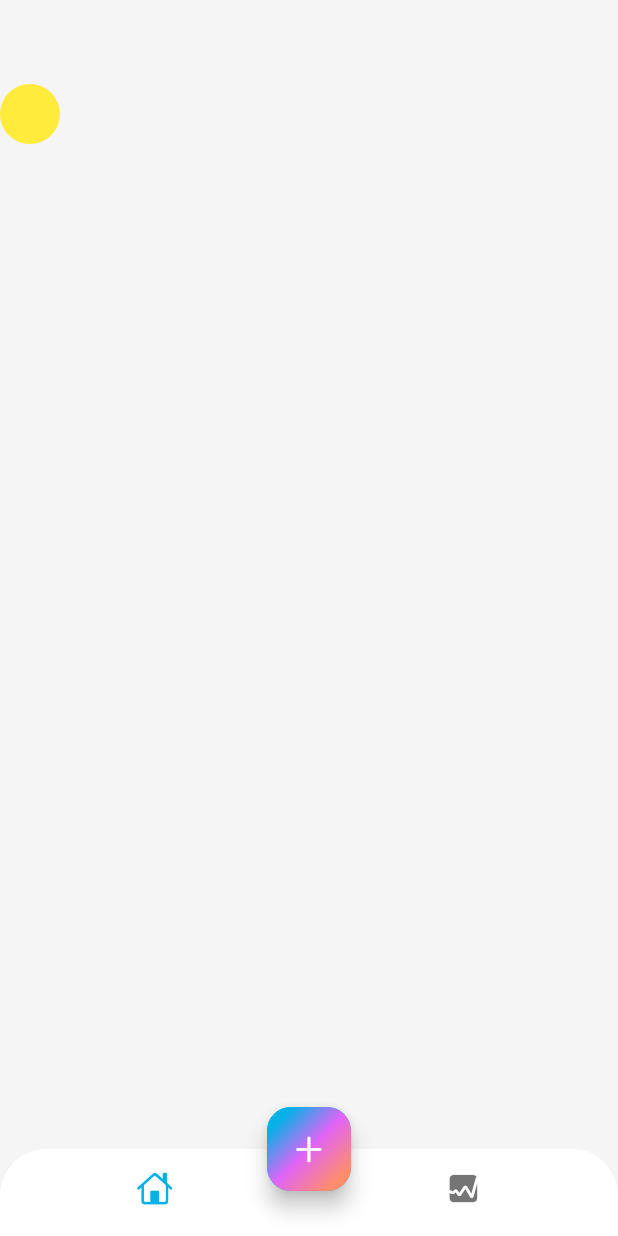
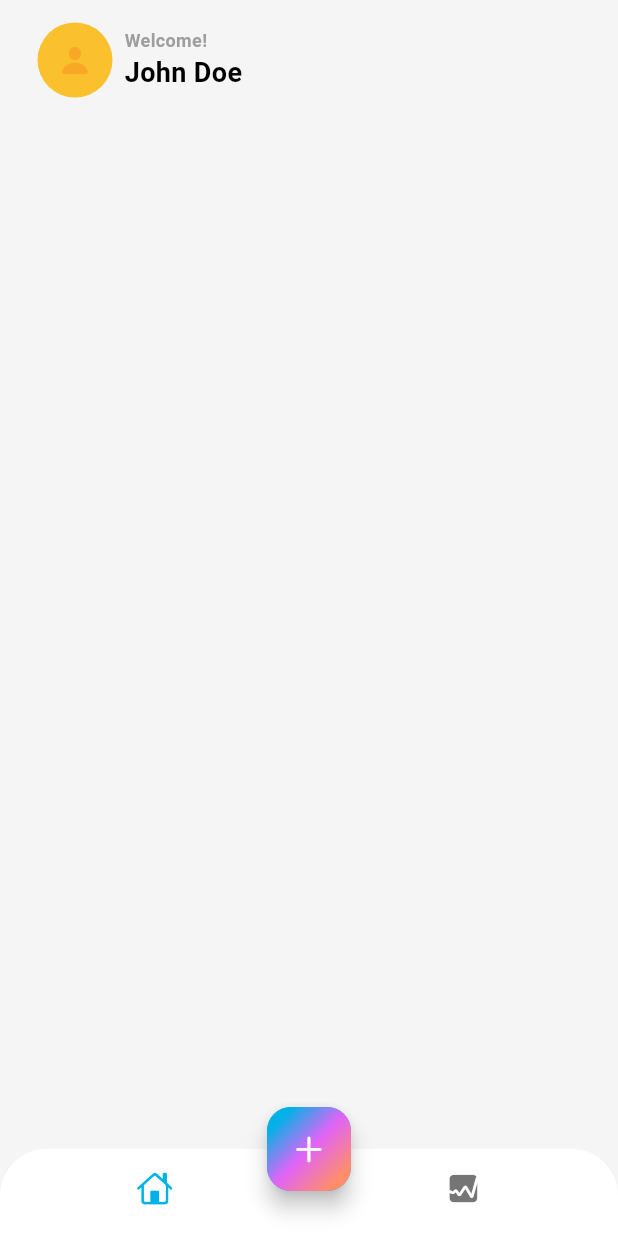
Before and after one commit to Fatma-kabil/MoneyNest, a Flutter app: the screen it shows after launch, on a phone screen of 412 x 824 dp. Run offline on Flutter 3.47's test engine with Material 3 defaults, Android fonts, the phone set to English and light mode, and no system bars.

Commit message:
create user info header & app styles

```diff
--- /dev/null
+++ b/lib/app_style.dart
@@ -0,0 +1,18 @@
+import 'package:flutter/material.dart';
+
+class AppStyles {
+  static const TextStyle welcomeText = TextStyle(
+    fontSize: 12,
+    fontWeight: FontWeight.w600,
+    color: Colors.grey, // هتتغير داخل الاستخدام لو عايزة
+  );
+
+  static const TextStyle userNameText = TextStyle(
+    fontSize: 18,
+    fontWeight: FontWeight.bold,
+    color: Colors.black, // هتتغير داخل الاستخدام لو عايزة
+  );
+
+
+  // زودي أي استايلات تانية تحتاجيها هنا
+}
--- a/lib/app_view.dart
+++ b/lib/app_view.dart
@@ -15,7 +15,8 @@ class MoneyNest extends StatelessWidget {
       onSurface: Colors.black,
       primary: kPrimaryColor,
       secondary: kSecondryColor,
-      tertiary: kTertiaryColor
+      tertiary: kTertiaryColor,
+      outline: onLinear
     ),),
       title: 'MoneyNeast',
       home: HomeView(),
--- a/lib/constants.dart
+++ b/lib/constants.dart
@@ -1,5 +1,8 @@
 import 'dart:ui';
+
+import 'package:flutter/material.dart';
 
 const kPrimaryColor = Color(0xff00B2E7);
 const kSecondryColor = Color(0xffE064F7);
 const kTertiaryColor = Color(0xffFF8D6c);
+ Color onLinear = Colors.grey;
--- a/lib/features/home/views/home_view.dart
+++ b/lib/features/home/views/home_view.dart
@@ -10,7 +10,7 @@ class HomeView extends StatelessWidget {
   @override
   Widget build(BuildContext context) {
     return Scaffold(
-      appBar: AppBar(),
+     // appBar: AppBar(),
       bottomNavigationBar: ClipRRect(
         borderRadius: BorderRadius.vertical(top: Radius.circular(30)),
         child: BottomNavigationBar(
--- a/lib/features/home/views/widgets/home_view_body.dart
+++ b/lib/features/home/views/widgets/home_view_body.dart
@@ -1,4 +1,6 @@
 import 'package:flutter/material.dart';
+import 'package:money_nest/features/home/views/widgets/usr_info_header.dart';
+
 
 class HomeViewBody extends StatelessWidget {
   const HomeViewBody({super.key});
@@ -6,21 +8,14 @@ class HomeViewBody extends StatelessWidget {
   @override
   Widget build(BuildContext context) {
     return SafeArea(
-      child: Column(
-        children: [
-          Row(
-            children: [
-              Container(
-                width: 40,
-                height: 40,
-                decoration: BoxDecoration(
-                  shape: BoxShape.circle,
-                  color: Colors.yellow,
-                ),
-              ),
-            ],
-          ),
-        ],
+      child: Padding(
+        padding: const EdgeInsets.symmetric(horizontal: 25.0, vertical: 15),
+        child: Column(
+          children: const [
+            UserInfoHeader(),
+            // Add more widgets here...
+          ],
+        ),
       ),
     );
   }
--- /dev/null
+++ b/lib/features/home/views/widgets/usr_info_header.dart
@@ -0,0 +1,48 @@
+import 'package:flutter/cupertino.dart';
+import 'package:flutter/material.dart';
+import 'package:money_nest/app_style.dart';
+
+
+class UserInfoHeader extends StatelessWidget {
+  const UserInfoHeader({super.key});
+
+  @override
+  Widget build(BuildContext context) {
+    return Row(
+      children: [
+        Stack(
+          alignment: Alignment.center,
+          children: [
+            Container(
+              width: 50,
+              height: 50,
+              decoration: BoxDecoration(
+                shape: BoxShape.circle,
+                color: Colors.yellow[700],
+              ),
+            ),
+            Icon(CupertinoIcons.person_fill, color: Colors.yellow[800]),
+          ],
+        ),
+        const SizedBox(width: 8),
+        Column(
+          crossAxisAlignment: CrossAxisAlignment.start,
+          children: [
+            Text(
+              'Welcome!',
+              style: AppStyles.welcomeText.copyWith(
+                color: Theme.of(context).colorScheme.outline,
+              ),
+            ),
+            Text(
+              'John Doe',
+              style: AppStyles.userNameText.copyWith(
+                color: Theme.of(context).colorScheme.onBackground,
+              ),
+            ),
+          ],
+        ),
+      ],
+    );
+  }
+}
```
